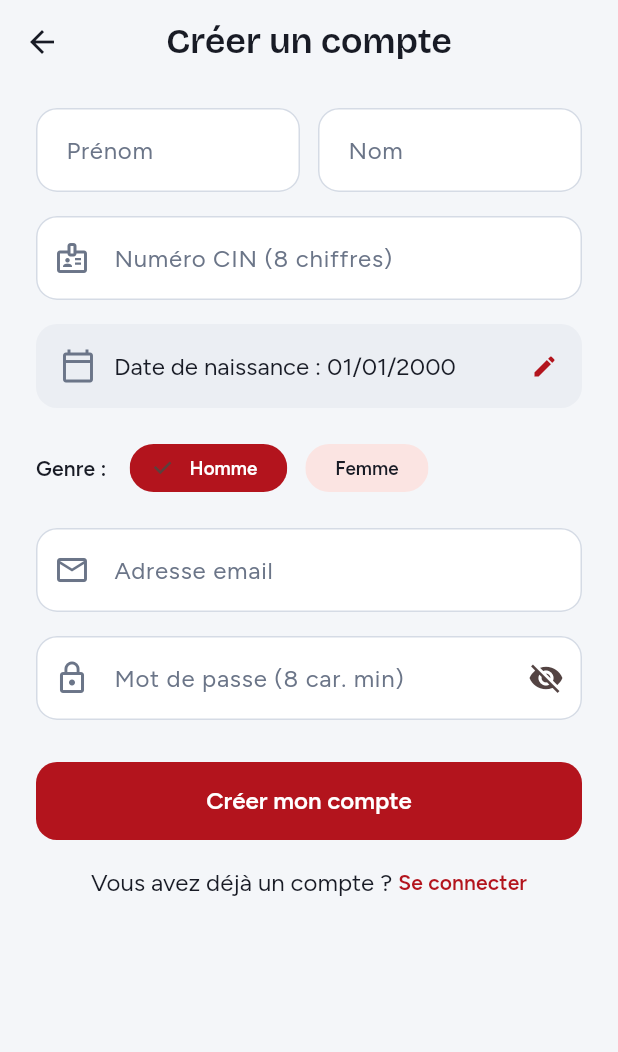
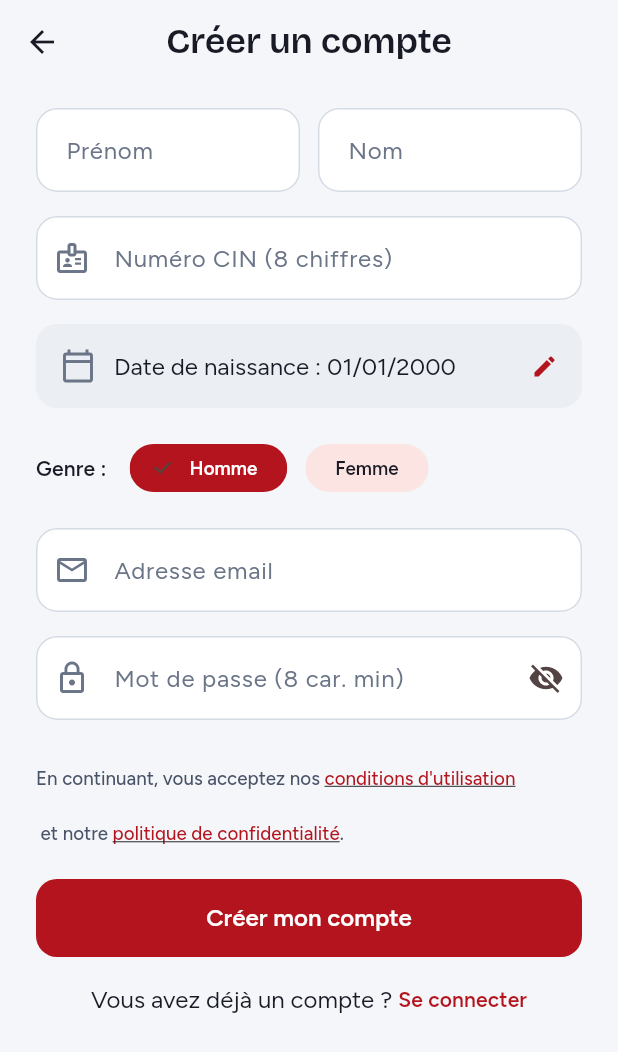
Before and after one commit to Aziz216-ui/El-Hrissa-Front, a Flutter app: the RegisterScreen screen opened by its route, after a tap on the "arrow back" icon, after a tap on "Créer un compte", on a phone screen of 412 x 824 dp. Shown: the top 1052 px of the screen. Run offline on Flutter 3.47's test engine with Material 3 defaults, Android fonts, the phone set to English and light mode, and no system bars; our stand-ins replace cached_network_image, dio, flutter_secure_storage, geolocator, go_router, google_fonts and 1 more; missing offline and left inert: cached_network_image_platform_interface; accounts and stored records are empty; network calls fail.

Commit message:
Ajouter les conditions d'utilisation et la politique de confidentialite
Co-Authored-By: Claude Sonnet 5.5 <noreply@anthropic.com>

```diff
--- a/lib/features/auth/register_screen.dart
+++ b/lib/features/auth/register_screen.dart
@@ -3,6 +3,7 @@ import 'package:go_router/go_router.dart';
 import '../../core/services/auth_service.dart';
 import '../../core/theme/app_colors.dart';
 import '../../core/theme/app_text_styles.dart';
+import '../legal/legal_screen.dart';
 
 class RegisterScreen extends StatefulWidget {
   const RegisterScreen({super.key});
@@ -242,7 +243,9 @@ class _RegisterScreenState extends State<RegisterScreen> {
                   ),
                   validator: (v) => v == null || v.length < 8 ? '8 caractères minimum' : null,
                 ),
-                const SizedBox(height: 28),
+                const SizedBox(height: 20),
+                const LegalLinks(align: TextAlign.start),
+                const SizedBox(height: 12),
 
                 // Bouton S'inscrire
                 ElevatedButton(
--- /dev/null
+++ b/lib/features/legal/legal_content.dart
@@ -0,0 +1,84 @@
+// Textes légaux d'Elahrisa.
+// À faire relire par un juriste avant la publication sur les stores.
+
+const legalContactEmail = 'melkimohamedaziz1@gmail.com';
+const legalLastUpdate = '31 octobre 2026';
+
+class LegalSection {
+  final String title;
+  final List<String> paragraphs;
+  const LegalSection(this.title, this.paragraphs);
+}
+
+const termsSections = <LegalSection>[
+  LegalSection('Qui peut utiliser Elahrisa', [
+    'Elahrisa est réservée aux personnes de 18 ans révolus. En créant un compte, vous confirmez avoir au moins 18 ans et que les informations que vous donnez (nom, date de naissance, genre, photos) sont exactes.',
+    'Vous ne pouvez avoir qu\'un seul compte, et vous ne devez jamais vous faire passer pour une autre personne.',
+  ]),
+  LegalSection('Votre compte', [
+    'Vous êtes responsable de la confidentialité de votre mot de passe et de ce qui se passe depuis votre compte. Si vous pensez que quelqu\'un y a accédé, changez votre mot de passe via « Mot de passe oublié ? » et prévenez-nous.',
+  ]),
+  LegalSection('Comportement attendu', [
+    'Elahrisa est faite pour des rencontres et des sorties respectueuses. Il est interdit de harceler, menacer ou insulter, de publier des contenus violents, haineux, pornographiques ou illégaux, de demander de l\'argent, de faire de la publicité ou de la prospection, et d\'utiliser des photos qui ne sont pas les vôtres.',
+    'Vous restez propriétaire de vos photos et textes. En les publiant, vous nous autorisez à les afficher aux autres membres dans l\'application, pour le seul besoin du service.',
+  ]),
+  LegalSection('Signalement et modération', [
+    'Vous pouvez signaler ou bloquer un membre à tout moment. Notre équipe examine les signalements et peut avertir un membre, supprimer un contenu ou désactiver un compte qui ne respecte pas ces conditions, sans préavis en cas de comportement grave.',
+    'Le badge « profil vérifié » indique qu\'un selfie a été comparé à vos photos. Il ne garantit pas l\'honnêteté d\'une personne.',
+  ]),
+  LegalSection('Votre sécurité', [
+    'Restez prudent : pour un premier rendez-vous, choisissez un lieu public, prévenez un proche, ne donnez ni votre adresse ni vos informations bancaires, et méfiez-vous de toute demande d\'argent. Nous ne pouvons pas vérifier l\'identité ni les intentions de chaque membre.',
+  ]),
+  LegalSection('Événements', [
+    'Les événements affichés sont proposés par des organisateurs ou importés de sources publiques. Elahrisa n\'organise pas ces événements et n\'est pas responsable de leur déroulement, de leur annulation ni de leurs prix : vérifiez les informations auprès de l\'organisateur.',
+  ]),
+  LegalSection('Disponibilité et responsabilité', [
+    'Nous faisons notre possible pour que l\'application soit disponible, mais elle peut être interrompue pour maintenance ou en cas de problème technique. Elahrisa est fournie « en l\'état » : dans les limites permises par la loi, nous ne sommes pas responsables des échanges ni des rencontres entre membres.',
+  ]),
+  LegalSection('Fin du compte', [
+    'Vous pouvez supprimer votre compte à tout moment depuis Profil, « Supprimer mon compte ». Votre profil, vos photos, vos matchs et vos messages sont alors effacés définitivement.',
+  ]),
+  LegalSection('Modifications et droit applicable', [
+    'Nous pouvons modifier ces conditions ; en cas de changement important, nous vous en informerons dans l\'application. Ces conditions sont soumises au droit tunisien.',
+  ]),
+  LegalSection('Nous contacter', [
+    'Pour toute question : $legalContactEmail',
+  ]),
+];
+
+const privacySections = <LegalSection>[
+  LegalSection('Ce que nous collectons', [
+    'À l\'inscription : nom, prénom, numéro de CIN, date de naissance, genre, adresse email et mot de passe (conservé uniquement sous forme chiffrée).',
+    'Sur votre profil : biographie, centres d\'intérêt, préférences de rencontre et photos.',
+    'Votre position, seulement si vous l\'autorisez, pour vous montrer des profils et des sorties proches de vous.',
+    'Vos activités : swipes, matchs, messages, événements rejoints, signalements et blocages.',
+    'Un selfie, seulement si vous demandez la vérification de votre profil.',
+  ]),
+  LegalSection('Pourquoi', [
+    'Pour créer et sécuriser votre compte, vous proposer des profils et des événements, permettre les échanges entre membres, vérifier les profils, modérer les abus et vous envoyer les emails nécessaires au service (vérification de l\'adresse, réinitialisation du mot de passe).',
+    'Nous ne vendons pas vos données et nous n\'affichons pas de publicité ciblée.',
+  ]),
+  LegalSection('Qui voit quoi', [
+    'Les autres membres voient votre prénom, votre âge, vos photos, votre biographie, vos centres d\'intérêt et la distance qui vous sépare. Ils ne voient jamais votre email, votre CIN, votre date de naissance exacte ni votre position précise.',
+    'Votre selfie de vérification n\'est visible que de l\'équipe de modération.',
+  ]),
+  LegalSection('Services qui traitent vos données', [
+    'Pour faire fonctionner Elahrisa, nous faisons appel à des prestataires : un hébergeur pour le serveur, un service de base de données, un service de stockage des photos et un service d\'envoi d\'emails. Ils n\'utilisent vos données que pour fournir ce service. Certains peuvent être situés hors de Tunisie.',
+  ]),
+  LegalSection('Combien de temps', [
+    'Nous conservons vos données tant que votre compte existe. Quand vous supprimez votre compte, votre profil, vos photos, vos matchs et vos messages sont effacés définitivement. Les éléments liés à un signalement peuvent être conservés le temps nécessaire à la sécurité des membres.',
+  ]),
+  LegalSection('Vos droits', [
+    'Vous pouvez à tout moment consulter et modifier vos informations dans l\'application, retirer l\'accès à votre position dans les réglages de votre téléphone, et supprimer votre compte. Vous pouvez aussi demander l\'accès à vos données, leur correction ou leur effacement en nous écrivant à $legalContactEmail.',
+    'Le traitement des données personnelles en Tunisie est encadré par la loi organique n° 2004-63 du 27 juillet 2004. Vous pouvez vous adresser à l\'Instance nationale de protection des données personnelles (INPDP) si vous estimez que vos droits ne sont pas respectés.',
+  ]),
+  LegalSection('Sécurité', [
+    'Les échanges avec nos serveurs sont chiffrés (HTTPS), les mots de passe sont protégés par un hachage et l\'accès aux données de modération est limité. Aucun système n\'est sûr à 100 % : choisissez un mot de passe solide et unique.',
+  ]),
+  LegalSection('Mineurs', [
+    'Elahrisa est interdite aux moins de 18 ans. Si vous pensez qu\'un mineur s\'est inscrit, signalez-le : nous supprimerons son compte.',
+  ]),
+  LegalSection('Modifications', [
+    'Cette politique peut évoluer. En cas de changement important, nous vous en informerons dans l\'application.',
+  ]),
+];
--- /dev/null
+++ b/lib/features/legal/legal_screen.dart
@@ -0,0 +1,94 @@
+import 'package:flutter/material.dart';
+import 'package:go_router/go_router.dart';
+import '../../core/theme/app_colors.dart';
+import '../../core/theme/app_text_styles.dart';
+import 'legal_content.dart';
+
+/// Page de texte légal (conditions d'utilisation ou politique de confidentialité).
+class LegalScreen extends StatelessWidget {
+  final String title;
+  final List<LegalSection> sections;
+  const LegalScreen({super.key, required this.title, required this.sections});
+
+  const LegalScreen.terms({super.key})
+      : title = "Conditions d'utilisation",
+        sections = termsSections;
+
+  const LegalScreen.privacy({super.key})
+      : title = 'Politique de confidentialité',
+        sections = privacySections;
+
+  @override
+  Widget build(BuildContext context) {
+    return Scaffold(
+      backgroundColor: AppColors.background,
+      appBar: AppBar(
+        leading: IconButton(
+          icon: const Icon(Icons.arrow_back, color: AppColors.onSurface),
+          tooltip: 'Retour',
+          onPressed: () => context.canPop() ? context.pop() : context.go('/welcome'),
+        ),
+        title: Text(title, style: AppTextStyles.titleMd),
+      ),
+      body: SafeArea(
+        child: Center(
+          child: ConstrainedBox(
+            constraints: const BoxConstraints(maxWidth: 680),
+            child: ListView(
+              padding: const EdgeInsets.fromLTRB(24, 8, 24, 32),
+              children: [
+                Text('Dernière mise à jour : $legalLastUpdate', style: AppTextStyles.labelSm),
+                const SizedBox(height: 16),
+                for (final section in sections) ...[
+                  Semantics(header: true, child: Text(section.title, style: AppTextStyles.titleMd)),
+                  const SizedBox(height: 8),
+                  for (final paragraph in section.paragraphs) ...[
+                    Text(paragraph, style: AppTextStyles.bodyMd.copyWith(height: 1.6)),
+                    const SizedBox(height: 10),
+                  ],
+                  const SizedBox(height: 14),
+                ],
+              ],
+            ),
+          ),
+        ),
+      ),
+    );
+  }
+}
+
+/// Phrase de consentement avec liens vers les deux textes, à placer sous les boutons.
+class LegalLinks extends StatelessWidget {
+  final TextAlign align;
+  const LegalLinks({super.key, this.align = TextAlign.center});
+
+  @override
+  Widget build(BuildContext context) {
+    return Wrap(
+      alignment: align == TextAlign.center ? WrapAlignment.center : WrapAlignment.start,
+      crossAxisAlignment: WrapCrossAlignment.center,
+      children: [
+        Text('En continuant, vous acceptez nos ', style: AppTextStyles.labelSm),
+        _link(context, "conditions d'utilisation", '/terms'),
+        Text(' et notre ', style: AppTextStyles.labelSm),
+        _link(context, 'politique de confidentialité', '/privacy'),
+        Text('.', style: AppTextStyles.labelSm),
+      ],
+    );
+  }
+
+  Widget _link(BuildContext context, String label, String route) {
+    return InkWell(
+      onTap: () => context.push(route),
+      borderRadius: BorderRadius.circular(4),
+      child: Padding(
+        // zone de toucher plus grande que le texte
+        padding: const EdgeInsets.symmetric(vertical: 10),
+        child: Text(
+          label,
+          style: AppTextStyles.labelSm.copyWith(color: AppColors.primary, decoration: TextDecoration.underline),
+        ),
+      ),
+    );
+  }
+}
--- a/lib/features/profile/profile_screen.dart
+++ b/lib/features/profile/profile_screen.dart
@@ -331,6 +331,8 @@ class _ProfileScreenState extends State<ProfileScreen> {
       if (AuthState.instance.isOrganizer)
         _SettingItem(Icons.admin_panel_settings_outlined, 'Modération', () => context.push('/moderation')),
       _SettingItem(Icons.mark_email_read_outlined, "Renvoyer l'email de vérification", _resendVerificationEmail),
+      _SettingItem(Icons.description_outlined, "Conditions d'utilisation", () => context.push('/terms')),
+      _SettingItem(Icons.privacy_tip_outlined, 'Politique de confidentialité', () => context.push('/privacy')),
       _SettingItem(Icons.logout, 'Se déconnecter', _logout, destructive: true),
       _SettingItem(Icons.delete_forever_outlined, 'Supprimer mon compte', _deleteAccount, destructive: true),
     ];
--- a/lib/features/welcome/welcome_screen.dart
+++ b/lib/features/welcome/welcome_screen.dart
@@ -4,6 +4,7 @@ import 'package:go_router/go_router.dart';
 import 'package:google_fonts/google_fonts.dart';
 import '../../core/theme/app_colors.dart';
 import '../../core/theme/app_text_styles.dart';
+import '../legal/legal_screen.dart';
 
 /// Écran d'accueil avant la connexion.
 /// Un mur harissa à motif de zellige (étoiles khatem), et au centre la porte bleue de Sidi Bou Saïd,
@@ -393,6 +394,8 @@ class _Sheet extends StatelessWidget {
                 onPressed: () => context.go('/login'),
                 child: const Text("J'ai déjà un compte"),
               ),
+              const SizedBox(height: 6),
+              const Center(child: LegalLinks()),
             ],
           ),
         ),
--- a/lib/main.dart
+++ b/lib/main.dart
@@ -10,6 +10,7 @@ import 'features/chat/chat_detail_screen.dart';
 import 'features/chat/chat_screen.dart';
 import 'features/events/events_screen.dart';
 import 'features/home/home_screen.dart';
+import 'features/legal/legal_screen.dart';
 import 'features/moderation/moderation_screen.dart';
 import 'features/notifications/notifications_screen.dart';
 import 'features/profile/blocked_users_screen.dart';
@@ -24,6 +25,9 @@ Future<void> main() async {
   runApp(const ElHrissaApp());
 }
 
+// Lisibles par tous, connecté ou non
+const _openRoutes = {'/terms', '/privacy'};
+
 const _publicRoutes = {'/welcome', '/login', '/register', '/forgot-password'};
 
 final GoRouter _router = GoRouter(
@@ -32,6 +36,7 @@ final GoRouter _router = GoRouter(
   redirect: (context, state) {
     final loggedIn = AuthState.instance.loggedIn ?? false;
     final path = state.matchedLocation;
+    if (_openRoutes.contains(path)) return null;
     final isPublic = _publicRoutes.contains(path);
 
     if (!loggedIn && !isPublic) return '/welcome';
@@ -40,6 +45,8 @@ final GoRouter _router = GoRouter(
   },
   routes: [
     GoRoute(path: '/welcome', builder: (context, state) => const WelcomeScreen()),
+    GoRoute(path: '/terms', builder: (context, state) => const LegalScreen.terms()),
+    GoRoute(path: '/privacy', builder: (context, state) => const LegalScreen.privacy()),
     GoRoute(path: '/login', builder: (context, state) => const LoginScreen()),
     GoRoute(path: '/register', builder: (context, state) => const RegisterScreen()),
     GoRoute(
```
Also changed, not shown: 1 other file.
